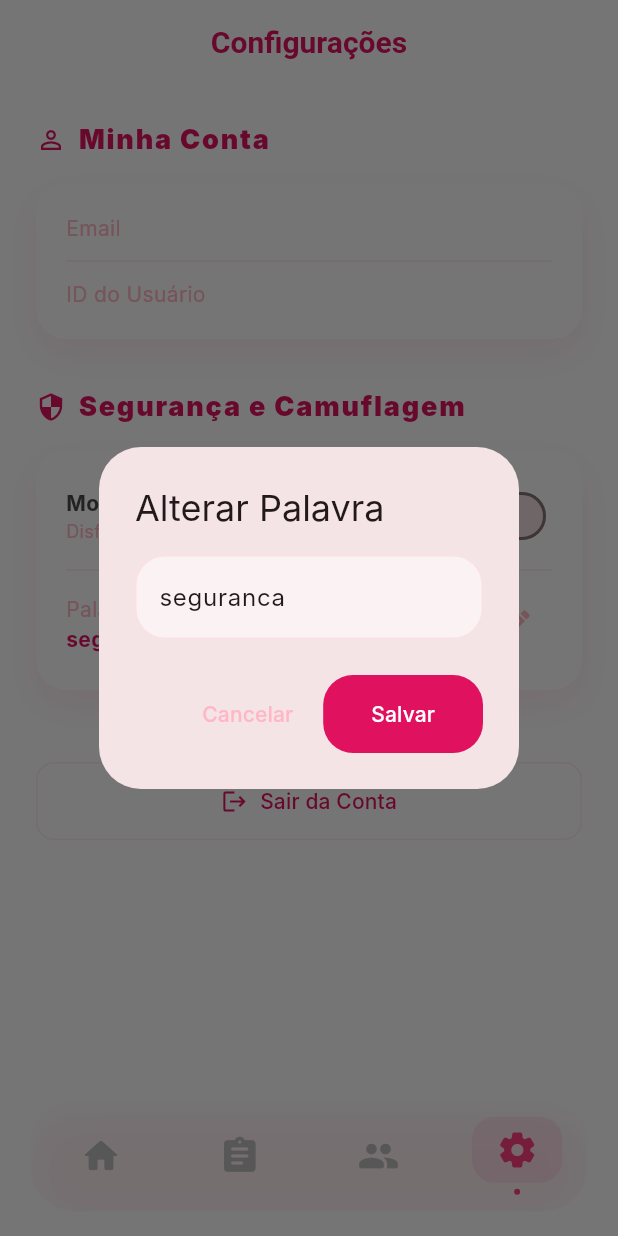
After one commit to gaius007/voz-segura-app, a Flutter app: the screen it shows once a user with an empty profile is signed in, item 4 of the bottom bar chosen, after a tap on the "edit" icon, on a phone screen of 412 x 824 dp. The commit adds this screen. Run offline on Flutter 3.47's test engine with Material 3 defaults, Android fonts, the phone set to English and light mode, and no system bars; our stand-ins replace cloud_firestore, firebase_auth, firebase_core, geolocator, image_picker, mask_text_input_formatter and 2 more; accounts and stored records are empty; generated files the repository leaves out were written again; network calls fail; Roboto replaces fonts that are missing (Inter).

Commit message:
feat: implementado modo camuflagem e área de configurações

```diff
--- a/voz_segura_app/lib/main.dart
+++ b/voz_segura_app/lib/main.dart
@@ -1,6 +1,7 @@
 import 'package:flutter/material.dart';
 import 'package:firebase_core/firebase_core.dart';
 import 'package:provider/provider.dart';
+import 'package:shared_preferences/shared_preferences.dart';
 
 import 'src/features/auth/data/auth_repository.dart';
 import 'src/features/auth/domain/app_user.dart';
@@ -13,6 +14,8 @@ import 'src/features/reports/presentation/manager/report_notifier.dart';
 import 'src/features/sos/presentation/sos_notifier.dart';
 import 'src/features/shared/navigation/main_navigation_page.dart';
 import 'src/core/theme/app_theme.dart';
+import 'src/features/shared/camouflage/camouflage_notifier.dart';
+import 'src/features/shared/camouflage/camouflage_view.dart';
 
 const firebaseConfig = FirebaseOptions(
   apiKey: "AIzaSyAv46EF0QnhCbF83aRuvSzmezfUikmPToU",
@@ -27,7 +30,16 @@ const firebaseConfig = FirebaseOptions(
 void main() async {
   WidgetsFlutterBinding.ensureInitialized();
   await Firebase.initializeApp(options: firebaseConfig);
-  runApp(const VozSeguraApp());
+  final prefs = await SharedPreferences.getInstance();
+
+  runApp(
+    MultiProvider(
+      providers: [
+        ChangeNotifierProvider(create: (_) => CamouflageNotifier(prefs)),
+      ],
+      child: const VozSeguraApp(),
+    ),
+  );
 }
 
 class VozSeguraApp extends StatelessWidget {
@@ -79,6 +91,11 @@ class AuthWrapper extends StatelessWidget {
   @override
   Widget build(BuildContext context) {
     final authRepo = context.watch<AuthRepository>();
+    final isCamouflaged = context.watch<CamouflageNotifier>().isCamouflaged;
+
+    if (isCamouflaged) {
+      return const CamouflageView();
+    }
 
     return StreamBuilder<AppUser?>(
       stream: authRepo.authStateChanges(),
--- /dev/null
+++ b/voz_segura_app/lib/src/features/settings/presentation/settings_page.dart
@@ -0,0 +1,220 @@
+import 'package:flutter/material.dart';
+import 'package:provider/provider.dart';
+import 'package:voz_segura_app/src/core/theme/app_theme.dart';
+import 'package:voz_segura_app/src/features/auth/data/auth_repository.dart';
+import 'package:voz_segura_app/src/features/shared/camouflage/camouflage_notifier.dart';
+import 'package:voz_segura_app/src/features/shared/camouflage/camouflage_dialog.dart';
+
+class SettingsPage extends StatefulWidget {
+  const SettingsPage({super.key});
+
+  @override
+  State<SettingsPage> createState() => _SettingsPageState();
+}
+
+class _SettingsPageState extends State<SettingsPage> {
+  late TextEditingController _wordController;
+
+  @override
+  void initState() {
+    super.initState();
+    final notifier = context.read<CamouflageNotifier>();
+    _wordController = TextEditingController(text: notifier.secretWord);
+  }
+
+  @override
+  void dispose() {
+    _wordController.dispose();
+    super.dispose();
+  }
+
+  @override
+  Widget build(BuildContext context) {
+    final authRepo = context.read<AuthRepository>();
+    final user = authRepo.currentUser;
+    final camouNotifier = context.watch<CamouflageNotifier>();
+
+    return Scaffold(
+      backgroundColor: Colors.white,
+      appBar: AppBar(
+        title: const Text('Configurações'),
+        backgroundColor: Colors.transparent,
+        elevation: 0,
+        centerTitle: true,
+      ),
+      body: SingleChildScrollView(
+        padding: const EdgeInsets.all(24),
+        child: Column(
+          crossAxisAlignment: CrossAxisAlignment.start,
+          children: [
+            // Seção de Conta
+            _buildSectionHeader('Minha Conta', Icons.person_outline),
+            const SizedBox(height: 16),
+            _buildInfoCard([
+              _buildInfoRow('Email', user?.email ?? 'Não informado'),
+              const Divider(height: 24, color: AppColors.sakura),
+              _buildInfoRow('ID do Usuário', user?.uid ?? '---'),
+            ]),
+
+            const SizedBox(height: 32),
+
+            // Seção de Segurança / Camuflagem
+            _buildSectionHeader('Segurança e Camuflagem', Icons.security_outlined),
+            const SizedBox(height: 16),
+            _buildInfoCard([
+              _buildSwitchRow(
+                'Modo Camuflagem',
+                'Disfarça o app como um portal de notícias',
+                camouNotifier.isCamouflaged,
+                (val) {
+                  if (val && camouNotifier.showExplanation) {
+                    showDialog(
+                      context: context,
+                      builder: (_) => const CamouflageDialog(),
+                    );
+                  } else {
+                    camouNotifier.setCamouflaged(val);
+                  }
+                },
+              ),
+              const Divider(height: 24, color: AppColors.sakura),
+              _buildEditRow(
+                'Palavra de Desativação',
+                camouNotifier.secretWord,
+                () => _showEditWordDialog(context, camouNotifier),
+              ),
+            ]),
+
+            const SizedBox(height: 48),
+
+            // Botão de Sair
+            SizedBox(
+              width: double.infinity,
+              child: ElevatedButton.icon(
+                onPressed: () => authRepo.signOut(),
+                icon: const Icon(Icons.logout),
+                label: const Text('Sair da Conta'),
+                style: ElevatedButton.styleFrom(
+                  backgroundColor: Colors.white,
+                  foregroundColor: AppColors.ruby,
+                  side: const BorderSide(color: AppColors.sakura),
+                  padding: const EdgeInsets.symmetric(vertical: 16),
+                  shape: RoundedRectangleBorder(
+                    borderRadius: BorderRadius.circular(12),
+                  ),
+                  elevation: 0,
+                ),
+              ),
+            ),
+          ],
+        ),
+      ),
+    );
+  }
+
+  Widget _buildSectionHeader(String title, IconData icon) {
+    return Row(
+      children: [
+        Icon(icon, color: AppColors.ruby, size: 20),
+        const SizedBox(width: 8),
+        Text(
+          title,
+          style: AppStyles.h1.copyWith(fontSize: 18),
+        ),
+      ],
+    );
+  }
+
+  Widget _buildInfoCard(List<Widget> children) {
+    return Container(
+      padding: const EdgeInsets.all(20),
+      decoration: BoxDecoration(
+        color: Colors.white,
+        borderRadius: BorderRadius.circular(20),
+        boxShadow: AppStyles.softShadow,
+      ),
+      child: Column(children: children),
+    );
+  }
+
+  Widget _buildInfoRow(String label, String value) {
+    return Row(
+      mainAxisAlignment: MainAxisAlignment.spaceBetween,
+      children: [
+        Text(label, style: const TextStyle(color: AppColors.rose)),
+        Text(value, style: const TextStyle(fontWeight: FontWeight.bold, color: AppColors.textMain)),
+      ],
+    );
+  }
+
+  Widget _buildSwitchRow(String title, String subtitle, bool value, Function(bool) onChanged) {
+    return Row(
+      children: [
+        Expanded(
+          child: Column(
+            crossAxisAlignment: CrossAxisAlignment.start,
+            children: [
+              Text(title, style: const TextStyle(fontWeight: FontWeight.bold, color: AppColors.textMain)),
+              Text(subtitle, style: const TextStyle(fontSize: 12, color: AppColors.rose)),
+            ],
+          ),
+        ),
+        Switch(
+          value: value,
+          onChanged: onChanged,
+          activeColor: AppColors.ruby,
+          activeTrackColor: AppColors.sakura,
+        ),
+      ],
+    );
+  }
+
+  Widget _buildEditRow(String label, String value, VoidCallback onEdit) {
+    return Row(
+      mainAxisAlignment: MainAxisAlignment.spaceBetween,
+      children: [
+        Column(
+          crossAxisAlignment: CrossAxisAlignment.start,
+          children: [
+            Text(label, style: const TextStyle(color: AppColors.rose)),
+            Text(value, style: const TextStyle(fontWeight: FontWeight.bold, color: AppColors.ruby)),
+          ],
+        ),
+        IconButton(
+          onPressed: onEdit,
+          icon: const Icon(Icons.edit_outlined, color: AppColors.rose),
+        ),
+      ],
+    );
+  }
+
+  void _showEditWordDialog(BuildContext context, CamouflageNotifier notifier) {
+    _wordController.text = notifier.secretWord;
+    showDialog(
+      context: context,
+      builder: (context) => AlertDialog(
+        title: const Text('Alterar Palavra'),
+        content: TextField(
+          controller: _wordController,
+          decoration: const InputDecoration(
+            hintText: 'Digite a nova palavra',
+          ),
+        ),
+        actions: [
+          TextButton(
+            onPressed: () => Navigator.pop(context),
+            child: const Text('Cancelar', style: TextStyle(color: AppColors.rose)),
+          ),
+          ElevatedButton(
+            onPressed: () {
+              notifier.setSecretWord(_wordController.text.trim());
+              Navigator.pop(context);
+            },
+            style: ElevatedButton.styleFrom(backgroundColor: AppColors.ruby),
+            child: const Text('Salvar', style: TextStyle(color: Colors.white)),
+          ),
+        ],
+      ),
+    );
+  }
+}
--- /dev/null
+++ b/voz_segura_app/lib/src/features/shared/camouflage/camouflage_notifier.dart
@@ -0,0 +1,46 @@
+import 'package:flutter/material.dart';
+import 'package:shared_preferences/shared_preferences.dart';
+
+class CamouflageNotifier extends ChangeNotifier {
+  static const _keyIsCamouflaged = 'is_camouflaged';
+  static const _keySecretWord = 'secret_word';
+  static const _keyShowExplanation = 'show_explanation';
+
+  final SharedPreferences _prefs;
+
+  bool _isCamouflaged = false;
+  String _secretWord = 'seguranca';
+  bool _showExplanation = true;
+
+  CamouflageNotifier(this._prefs) {
+    _isCamouflaged = _prefs.getBool(_keyIsCamouflaged) ?? false;
+    _secretWord = _prefs.getString(_keySecretWord) ?? 'seguranca';
+    _showExplanation = _prefs.getBool(_keyShowExplanation) ?? true;
+  }
+
+  bool get isCamouflaged => _isCamouflaged;
+  String get secretWord => _secretWord;
+  bool get showExplanation => _showExplanation;
+
+  Future<void> setCamouflaged(bool value) async {
+    _isCamouflaged = value;
+    await _prefs.setBool(_keyIsCamouflaged, value);
+    notifyListeners();
+  }
+
+  Future<void> setSecretWord(String word) async {
+    _secretWord = word;
+    await _prefs.setString(_keySecretWord, word);
+    notifyListeners();
+  }
+
+  Future<void> setShowExplanation(bool value) async {
+    _showExplanation = value;
+    await _prefs.setBool(_keyShowExplanation, value);
+    notifyListeners();
+  }
+
+  Future<void> toggleCamouflage() async {
+    await setCamouflaged(!_isCamouflaged);
+  }
+}
--- a/voz_segura_app/lib/src/features/shared/navigation/main_navigation_page.dart
+++ b/voz_segura_app/lib/src/features/shared/navigation/main_navigation_page.dart
@@ -4,6 +4,7 @@ import '../../reports/presentation/pages/report_list_page.dart';
 import '../../reports/presentation/pages/report_create_page.dart';
 import '../../sos/presentation/home_page.dart';
 import '../../contacts/presentation/emergency_contacts_page.dart';
+import '../../settings/presentation/settings_page.dart';
 import 'package:voz_segura_app/src/core/theme/app_theme.dart';
 
 class MainNavigationPage extends StatefulWidget {
@@ -20,6 +21,7 @@ class _MainNavigationPageState extends State<MainNavigationPage> {
     const HomePage(),
     const ReportListPage(),
     const EmergencyContactsPage(),
+    const SettingsPage(),
   ];
 
   @override
@@ -102,6 +104,7 @@ class _MainNavigationPageState extends State<MainNavigationPage> {
                     _buildNavItem(0, Icons.home_rounded, 'Home'),
                     _buildNavItem(1, Icons.assignment_rounded, 'Relatos'),
                     _buildNavItem(2, Icons.people_rounded, 'Contatos'),
+                    _buildNavItem(3, Icons.settings_rounded, 'Ajustes'),
                   ],
                 ),
               ),
--- a/voz_segura_app/lib/src/features/sos/presentation/home_page.dart
+++ b/voz_segura_app/lib/src/features/sos/presentation/home_page.dart
@@ -4,6 +4,8 @@ import 'package:provider/provider.dart';
 import 'sos_notifier.dart';
 import 'widgets/secure_sos_button.dart';
 import 'package:voz_segura_app/src/core/theme/app_theme.dart';
+import 'package:voz_segura_app/src/features/shared/camouflage/camouflage_notifier.dart';
+import 'package:voz_segura_app/src/features/shared/camouflage/camouflage_dialog.dart';
 
 class HomePage extends StatefulWidget {
   const HomePage({super.key});
@@ -39,6 +41,21 @@ class _HomePageState extends State<HomePage> with SingleTickerProviderStateMixin
       appBar: AppBar(
         title: const Text('VOZ SEGURA'),
         actions: [
+          IconButton(
+            icon: const Icon(Icons.visibility_off_outlined),
+            tooltip: 'Modo Camuflagem',
+            onPressed: () {
+              final camNotifier = context.read<CamouflageNotifier>();
+              if (camNotifier.showExplanation) {
+                showDialog(
+                  context: context,
+                  builder: (context) => const CamouflageDialog(),
+                );
+              } else {
+                camNotifier.setCamouflaged(true);
+              }
+            },
+          ),
           IconButton(
             icon: const Icon(Icons.power_settings_new_rounded),
             onPressed: () => sosNotifier.logout(),
--- a/voz_segura_app/pubspec.yaml
+++ b/voz_segura_app/pubspec.yaml
@@ -24,6 +24,7 @@ dependencies:
   geolocator: ^12.0.0
   url_launcher: ^6.3.2
   permission_handler: ^12.0.1
+  shared_preferences: ^2.5.5
 
 dev_dependencies:
   flutter_test:
```
Also changed, not shown: voz_segura_app/lib/src/features/shared/camouflage/camouflage_dialog.dart (added, +138 -0 lines), voz_segura_app/lib/src/features/shared/camouflage/camouflage_view.dart (added, +108 -0 lines), voz_segura_app/pubspec.lock.
